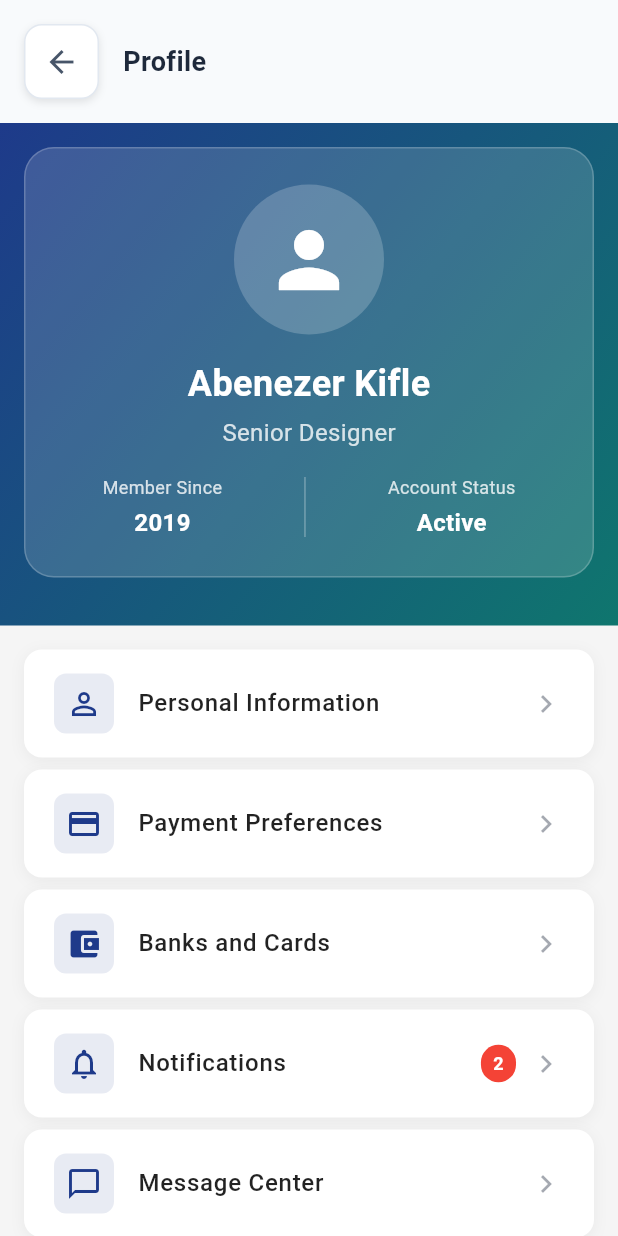
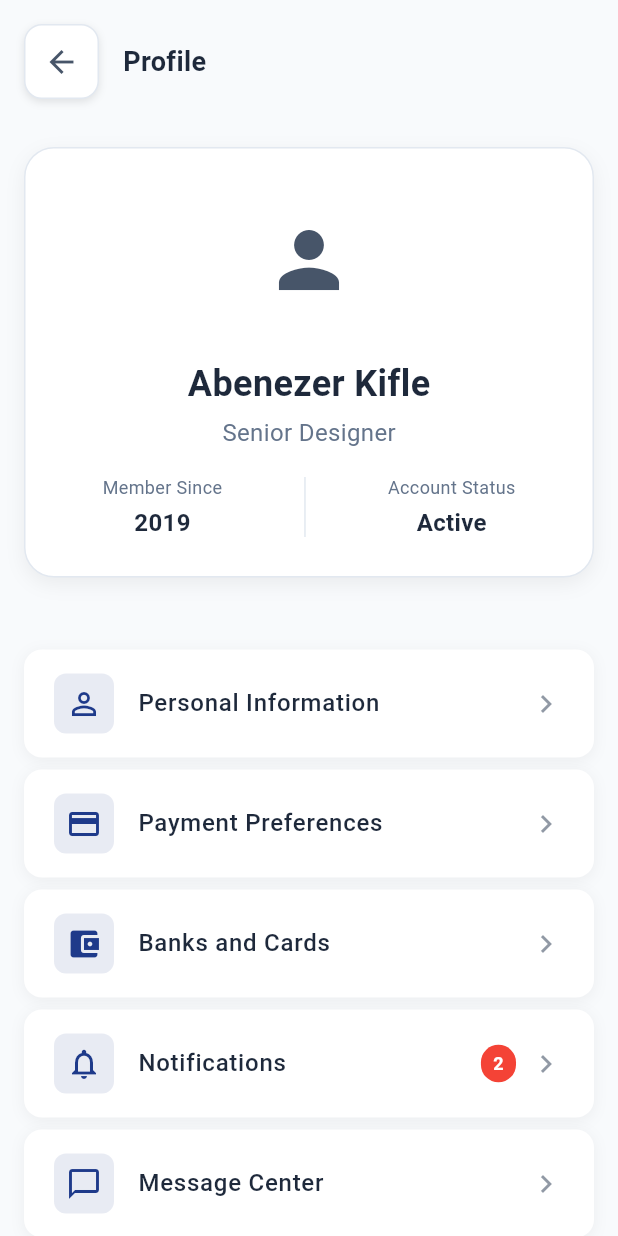
Before and after one commit to abenooo/ethio_saccos, a Flutter app: the ProfileScreen screen opened directly, on a phone screen of 412 x 824 dp. Run offline on Flutter 3.47's test engine with Material 3 defaults, Android fonts, the phone set to English and light mode, and no system bars; our stand-ins replace curved_navigation_bar, shared_preferences; accounts and stored records are empty.

Commit message:
use themes

```diff
--- a/lib/features/profile/screens/profile_screen.dart
+++ b/lib/features/profile/screens/profile_screen.dart
@@ -9,21 +9,20 @@ class ProfileScreen extends StatelessWidget {
   @override
   Widget build(BuildContext context) {
     final theme = Theme.of(context);
+    final palette = Theme.of(context).extension<AppPalette>()!;
     final colorScheme = theme.colorScheme;
-    final gradients = Theme.of(context).extension<AppGradients>()!;
-    final isDark = Theme.of(context).brightness == Brightness.dark;
 
     return Scaffold(
-      backgroundColor: isDark ? Colors.grey[900] : Colors.grey[100],
+      backgroundColor: colorScheme.surface,
       body: Column(
         children: [
           const CustomAppBar(
             title: 'Profile',
             showLanguage: false,
           ),
-          // Gradient header with profile info
+          // Themed section header with profile info
           Container(
-            decoration: BoxDecoration(gradient: gradients.headerGradient),
+            decoration: BoxDecoration(color: palette.sectionBg),
             child: Padding(
               padding: const EdgeInsets.fromLTRB(16, 16, 16, 32),
               child: Column(
@@ -32,31 +31,35 @@ class ProfileScreen extends StatelessWidget {
                   Container(
                     padding: const EdgeInsets.all(24),
                     decoration: BoxDecoration(
-                      color: Colors.white.withOpacity(0.15),
+                      color: palette.cardBg,
                       borderRadius: BorderRadius.circular(20),
-                      border: Border.all(
-                        color: Colors.white.withOpacity(0.2),
-                        width: 1,
-                      ),
+                      border: Border.all(color: palette.cardBorder, width: 1),
+                      boxShadow: [
+                        BoxShadow(
+                          color: Colors.black.withOpacity(0.06),
+                          blurRadius: 10,
+                          offset: const Offset(0, 4),
+                        ),
+                      ],
                     ),
                     child: Column(
                       children: [
                         CircleAvatar(
                           radius: 50,
-                          backgroundColor: Colors.white.withOpacity(0.2),
-                          child: const Icon(
+                          backgroundColor: palette.cardBg,
+                          child: Icon(
                             Icons.person,
                             size: 60,
-                            color: Colors.white,
+                            color: palette.iconPrimary,
                           ),
                         ),
                         const SizedBox(height: 16),
-                        const Text(
+                        Text(
                           'Abenezer Kifle',
                           style: TextStyle(
                             fontSize: 24,
                             fontWeight: FontWeight.bold,
-                            color: Colors.white,
+                            color: palette.textPrimary,
                           ),
                         ),
                         const SizedBox(height: 4),
@@ -64,7 +67,7 @@ class ProfileScreen extends StatelessWidget {
                           'Senior Designer',
                           style: TextStyle(
                             fontSize: 16,
-                            color: Colors.white.withOpacity(0.8),
+                            color: palette.textSecondary,
                           ),
                         ),
                         const SizedBox(height: 16),
@@ -72,13 +75,13 @@ class ProfileScreen extends StatelessWidget {
                         Row(
                           mainAxisAlignment: MainAxisAlignment.spaceAround,
                           children: [
-                            _buildStatItem('Member Since', '2019'),
+                            _buildStatItem(context, 'Member Since', '2019'),
                             Container(
                               height: 40,
                               width: 1,
-                              color: Colors.white.withOpacity(0.3),
+                              color: palette.cardBorder,
                             ),
-                            _buildStatItem('Account Status', 'Active'),
+                            _buildStatItem(context, 'Account Status', 'Active'),
                           ],
                         ),
                       ],
@@ -163,16 +166,16 @@ class ProfileScreen extends StatelessWidget {
   }) {
     final theme = Theme.of(context);
     final colorScheme = theme.colorScheme;
-    final isDark = Theme.of(context).brightness == Brightness.dark;
+    final palette = Theme.of(context).extension<AppPalette>()!;
 
     return Container(
       margin: const EdgeInsets.only(bottom: 8),
       decoration: BoxDecoration(
-        color: isDark ? Colors.grey[800] : Colors.white,
+        color: palette.cardBg,
         borderRadius: BorderRadius.circular(12),
         boxShadow: [
           BoxShadow(
-            color: isDark ? Colors.black.withOpacity(0.3) : Colors.black.withOpacity(0.05),
+            color: Colors.black.withOpacity(0.05),
             blurRadius: 8,
             offset: const Offset(0, 2),
           ),
@@ -197,7 +200,7 @@ class ProfileScreen extends StatelessWidget {
           style: TextStyle(
             fontSize: 16,
             fontWeight: FontWeight.w500,
-            color: isDark ? Colors.white : Colors.black87,
+            color: palette.textPrimary,
           ),
         ),
         trailing: Row(
@@ -222,7 +225,7 @@ class ProfileScreen extends StatelessWidget {
             if (badge != null) const SizedBox(width: 8),
             Icon(
               Icons.chevron_right,
-              color: colorScheme.onSurface.withValues(alpha: 0.4),
+              color: palette.iconPrimary.withOpacity(0.6),
             ),
           ],
         ),
@@ -231,21 +234,22 @@ class ProfileScreen extends StatelessWidget {
     );
   }
 
-  Widget _buildStatItem(String label, String value) {
+  Widget _buildStatItem(BuildContext context, String label, String value) {
+    final palette = Theme.of(context).extension<AppPalette>()!;
     return Column(
       children: [
         Text(
           label,
           style: TextStyle(
-            color: Colors.white.withOpacity(0.8),
+            color: palette.textSecondary,
             fontSize: 12,
           ),
         ),
         const SizedBox(height: 4),
         Text(
           value,
-          style: const TextStyle(
-            color: Colors.white,
+          style: TextStyle(
+            color: palette.textPrimary,
             fontSize: 16,
             fontWeight: FontWeight.bold,
           ),
```
Also changed, not shown: lib/features/home/screens/transaction_details_screen.dart (+28 -20 lines).
